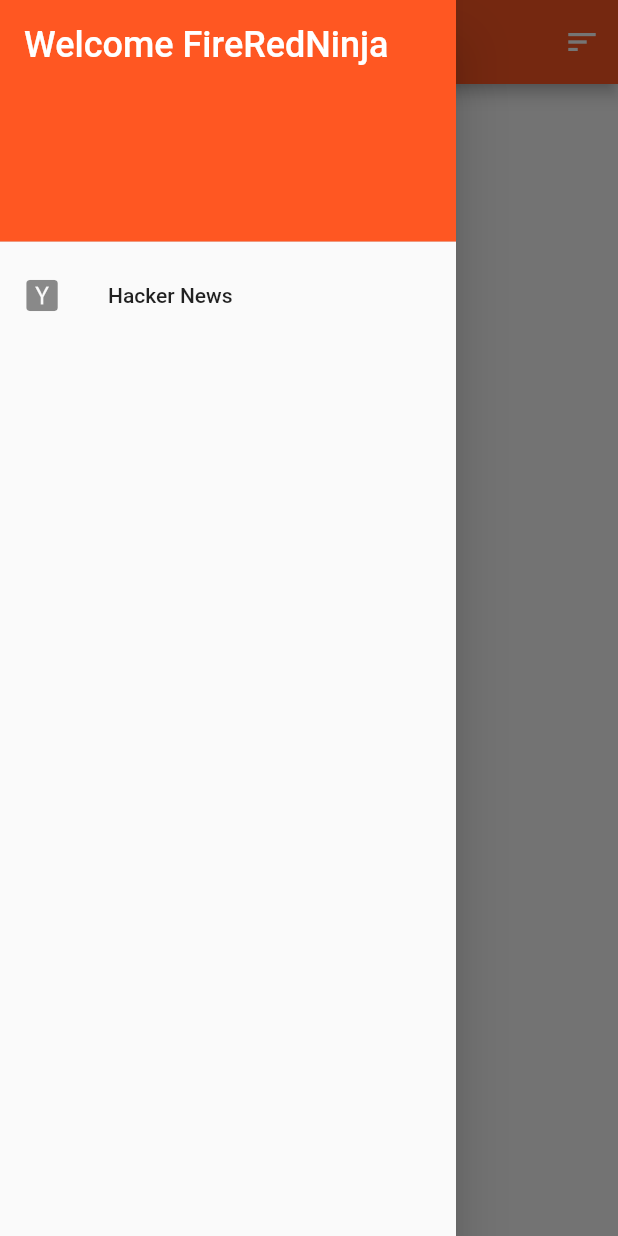
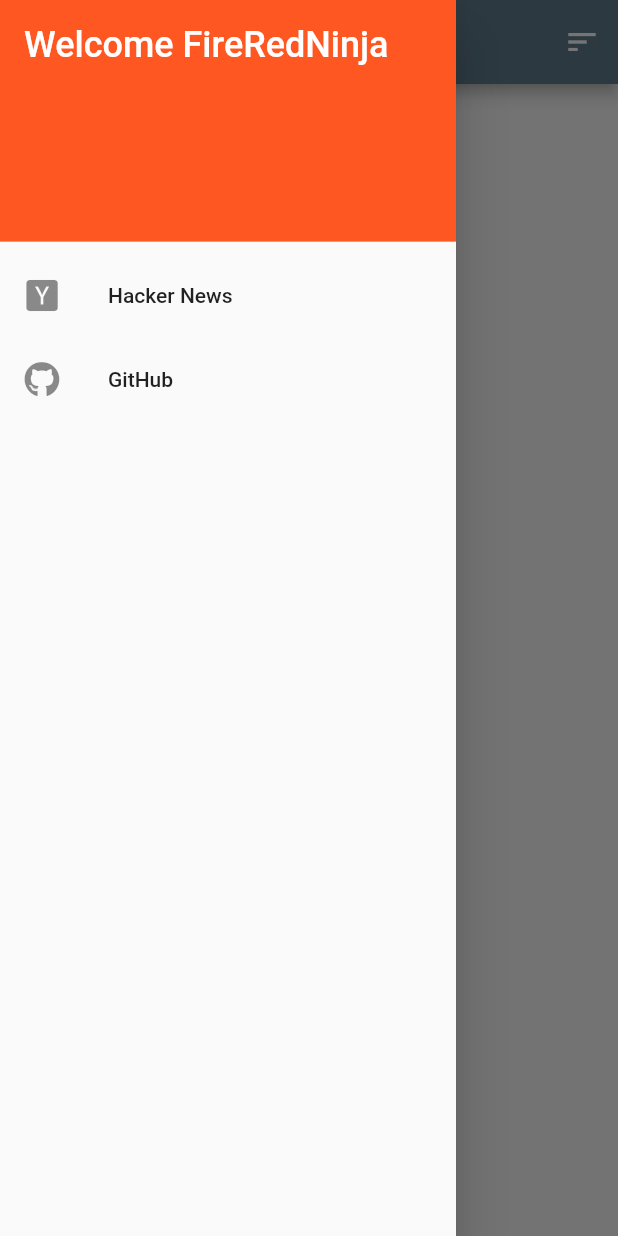
Before and after one commit to FireRedNinja/catch_up, a Flutter app: the screen it shows after launch, with the side drawer open, on a phone screen of 412 x 824 dp. Run offline on Flutter 3.47's test engine with Material 2 defaults, Android fonts, the phone set to English and light mode, and no system bars; our stand-ins replace built_collection, built_value, font_awesome_flutter, rxdart; generated files the repository leaves out were written again; network calls fail.

Commit message:
Refactor to allow more services

```diff
--- /dev/null
+++ b/lib/CatchUpDrawer.dart
@@ -0,0 +1,41 @@
+import 'package:flutter/material.dart';
+import 'package:font_awesome_flutter/font_awesome_flutter.dart';
+
+class CatchUpDrawer extends StatelessWidget {
+  @override
+  Widget build(BuildContext context) {
+    return Drawer(
+      child: ListView(
+        padding: EdgeInsets.zero,
+        children: <Widget>[
+          DrawerHeader(
+            decoration: BoxDecoration(
+              color: Colors.deepOrange,
+            ),
+            child: Text(
+              'Welcome FireRedNinja',
+              style: TextStyle(
+                color: Colors.white,
+                fontSize: 24,
+              ),
+            ),
+          ),
+          ListTile(
+            leading: Icon(FontAwesomeIcons.hackerNewsSquare),
+            title: Text('Hacker News'),
+            onTap: () {
+              Navigator.popAndPushNamed(context, '/hackernews');
+            },
+          ),
+          ListTile(
+            leading: Icon(FontAwesomeIcons.github),
+            title: Text('GitHub'),
+            onTap: () {
+              Navigator.popAndPushNamed(context, '/github');
+            },
+          ),
+        ],
+      ),
+    );
+  }
+}
--- a/lib/main.dart
+++ b/lib/main.dart
@@ -1,7 +1,7 @@
+import 'package:catch_up/pages/GitHub/GitHub.dart';
 import 'package:catch_up/pages/HackerNews/HackerNews.dart';
+import 'package:catch_up/pages/HackerNews/HackerNewsBloc.dart';
 import 'package:flutter/material.dart';
-import 'pages/HackerNews/HackerNews.dart';
-import 'pages/HackerNews/HackerNewsBloc.dart';
 
 void main() {
   runApp(CatchUp());
@@ -15,7 +15,6 @@ class CatchUp extends StatefulWidget {
 }
 
 class _CatchUpState extends State<CatchUp> {
-  Widget page;
   final hackerNewsBloc = HackerNewsBloc();
 
   @override
@@ -23,10 +22,14 @@ class _CatchUpState extends State<CatchUp> {
     return MaterialApp(
       title: 'CatchUp',
       theme: ThemeData(
-        primarySwatch: Colors.deepOrange,
+        primarySwatch: Colors.blueGrey,
         visualDensity: VisualDensity.adaptivePlatformDensity,
       ),
-      home: HackerNews(bloc: hackerNewsBloc),
+      initialRoute: '/hackernews',
+      routes: {
+        '/hackernews': (context) => HackerNews(bloc: hackerNewsBloc),
+        '/github': (context) => GitHub(),
+      },
     );
   }
 }
--- /dev/null
+++ b/lib/pages/GitHub/GitHub.dart
@@ -0,0 +1,20 @@
+import 'package:flutter/material.dart';
+import 'package:catch_up/CatchUpDrawer.dart';
+
+class GitHub extends StatefulWidget {
+  @override
+  _GitHubState createState() => _GitHubState();
+}
+
+class _GitHubState extends State<GitHub> {
+  @override
+  Widget build(BuildContext context) {
+    return Scaffold(
+      appBar: AppBar(
+        title: Text('GitHub'),
+      ),
+      body: Container(),
+      drawer: CatchUpDrawer(),
+    );
+  }
+}
--- a/lib/pages/HackerNews/HackerNews.dart
+++ b/lib/pages/HackerNews/HackerNews.dart
@@ -1,13 +1,12 @@
 import 'package:catch_up/pages/HackerNews/HackerNewsBloc.dart';
 import 'package:flutter/material.dart';
-import 'package:font_awesome_flutter/font_awesome_flutter.dart';
-import 'Feed.dart';
+import 'package:catch_up/pages/HackerNews/Feed.dart';
+import 'package:catch_up/CatchUpDrawer.dart';
 
 class HackerNews extends StatefulWidget {
-  final String title;
   final HackerNewsBloc bloc;
 
-  HackerNews({Key key, this.title, this.bloc}) : super(key: key);
+  HackerNews({Key key, this.bloc}) : super(key: key);
 
   @override
   _HackerNewsState createState() => _HackerNewsState();
@@ -42,29 +41,7 @@ class _HackerNewsState extends State<HackerNews> {
         ],
       ),
       body: Feed(sort: sortValue, bloc: widget.bloc),
-      drawer: Drawer(
-        child: ListView(
-          padding: EdgeInsets.zero,
-          children: const <Widget>[
-            DrawerHeader(
-              decoration: BoxDecoration(
-                color: Colors.deepOrange,
-              ),
-              child: Text(
-                'Welcome FireRedNinja',
-                style: TextStyle(
-                  color: Colors.white,
-                  fontSize: 24,
-                ),
-              ),
-            ),
-            ListTile(
-              leading: Icon(FontAwesomeIcons.hackerNewsSquare),
-              title: Text('Hacker News'),
-            ),
-          ],
-        ),
-      ),
+      drawer: CatchUpDrawer(),
     );
   }
 }
```
